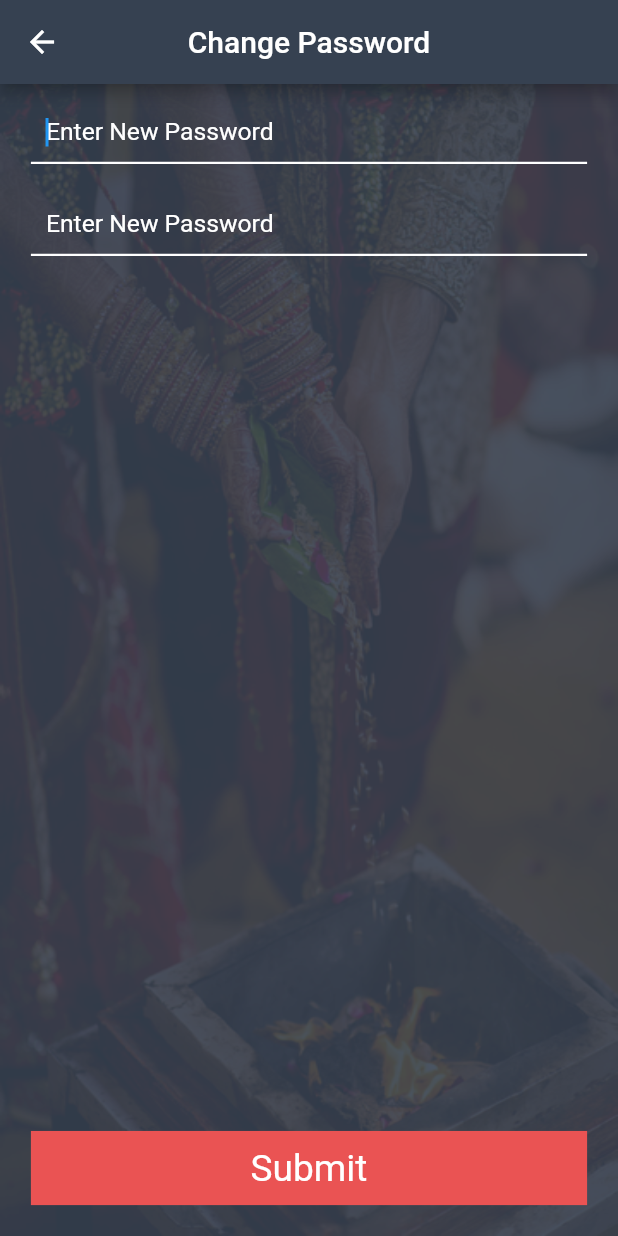
After one commit to 01himanshugautam/PN_34_Parichay_Matrimony, a Flutter app: the ChangePasswordScreen screen opened by its route, on a phone screen of 412 x 824 dp. The commit adds this screen. Run offline on Flutter 3.47's test engine with Material 2 defaults, Android fonts, the phone set to English and light mode, and no system bars; our stand-ins replace carousel_slider, dio, flutter_dotenv, google_maps_flutter, image_picker, motion_toast and 4 more; missing offline and left inert: google_map_iframe; accounts and stored records are empty.

Commit message:
add forget password screen

```diff
--- a/lib/view/app.dart
+++ b/lib/view/app.dart
@@ -11,6 +11,7 @@ import 'package:flutter/material.dart';
 import 'package:provider/provider.dart';
 import 'package:responsive_sizer/responsive_sizer.dart';
 import 'package:shared_preferences/shared_preferences.dart';
+import 'screens/forget_password/forget_password_screen.dart';
 
 class App extends StatefulWidget {
   const App({Key? key}) : super(key: key);
@@ -63,6 +64,7 @@ class _AppState extends State<App> {
               "/login": (context) => const LoginScreen(),
               "/signUp": (context) => const SignUpScreen(),
               "/search": (context) => const SearchScreen(),
+              "/changePassword": (context) => const ChangePasswordScreen(),
             },
           ),
         );
--- a/lib/view/basewidget/custom_text_field_widget.dart
+++ b/lib/view/basewidget/custom_text_field_widget.dart
@@ -20,7 +20,7 @@ class CustomTextField extends StatelessWidget {
   final bool isPadding;
   final bool readOnly;
   final Icon? icon;
-  const CustomTextField({
+  CustomTextField({
     Key? key,
     required,
     required this.hintText,
@@ -41,9 +41,10 @@ class CustomTextField extends StatelessWidget {
     this.isPadding = true,
     this.readOnly = false,
   }) : super(key: key);
-
+  FocusNode gfgFocusNode = FocusNode();
   @override
   Widget build(BuildContext context) {
+    gfgFocusNode.requestFocus();
     return Padding(
       padding: isPadding
           ? const EdgeInsets.symmetric(vertical: 8.0)
@@ -53,6 +54,8 @@ class CustomTextField extends StatelessWidget {
         width: width ?? 25.w,
         child: TextField(
           controller: controller,
+          // focusNode: gfgFocusNode,
+          autofocus: true,
           readOnly: readOnly,
 
           // expands: true,
--- /dev/null
+++ b/lib/view/screens/forget_password/forget_password_screen.dart
@@ -0,0 +1,91 @@
+import 'package:app/helper/common_function.dart';
+import 'package:app/utils/constants/colors_constant.dart';
+import 'package:app/utils/constants/images_constant.dart';
+import 'package:app/view/basewidget/custom_button_widget.dart';
+import 'package:app/view/basewidget/custom_text_field_widget.dart';
+import 'package:flutter/material.dart';
+import 'package:responsive_sizer/responsive_sizer.dart';
+
+class ChangePasswordScreen extends StatefulWidget {
+  const ChangePasswordScreen({super.key});
+
+  @override
+  State<ChangePasswordScreen> createState() => _ChangePasswordScreenState();
+}
+
+class _ChangePasswordScreenState extends State<ChangePasswordScreen> {
+  bool isLoading = false;
+  TextEditingController newPassword = TextEditingController();
+  TextEditingController confirmPassword = TextEditingController();
+  @override
+  Widget build(BuildContext context) {
+    return Scaffold(
+      appBar: AppBar(
+        backgroundColor: AppColors.basicColor,
+        centerTitle: true,
+        title: const Text("Change Password"),
+      ),
+      body: Container(
+        height: 100.h,
+        width: 100.w,
+        decoration: const BoxDecoration(
+          image: DecorationImage(
+            image: AssetImage(Images.background2),
+            fit: BoxFit.fill,
+          ),
+        ),
+        padding: EdgeInsets.only(bottom: 2.h),
+        child: Column(
+          mainAxisAlignment: MainAxisAlignment.spaceBetween,
+          children: [
+            Column(
+              children: [
+                CustomTextField(
+                  hintText: "Enter New Password",
+                  width: 90.w,
+                  controller: newPassword,
+                  hintColor: AppColors.whiteColor,
+                ),
+                CustomTextField(
+                  hintText: "Enter New Password",
+                  width: 90.w,
+                  controller: confirmPassword,
+                  hintColor: AppColors.whiteColor,
+                ),
+              ],
+            ),
+            CustomButton(
+              text: "Submit",
+              width: 90.w,
+              height: 6.h,
+              fontSize: 3.h,
+              isLoading: isLoading,
+              color: AppColors.primaryColor,
+              textColor: AppColors.whiteColor,
+              onPressed: () {
+                if (newPassword.text.isNotEmpty &&
+                    confirmPassword.text.isNotEmpty) {
+                  if (newPassword.text == confirmPassword.text) {
+                    setState(() {
+                      isLoading = true;
+                    });
+                    Navigator.pushNamed(context, '/login');
+                    setState(() {
+                      isLoading = false;
+                    });
+                  } else {
+                    CommonFunctions.showErrorDialog(
+                        "Error", "Password Not Matched!", context);
+                  }
+                } else {
+                  CommonFunctions.showErrorDialog(
+                      "Error", "Enter New Password", context);
+                }
+              },
+            )
+          ],
+        ),
+      ),
+    );
+  }
+}
--- a/lib/view/screens/register/lifestyle_family_screen.dart
+++ b/lib/view/screens/register/lifestyle_family_screen.dart
@@ -259,7 +259,7 @@ class _LifestyleFamilyScreenState extends State<LifestyleFamilyScreen> {
                       color: AppColors.whiteColor,
                     ),
                   ),
-                  const CustomTextField(hintText: ""),
+                  CustomTextField(hintText: ""),
                   Text(
                     "About My Family *",
                     style: TextStyle(
@@ -267,7 +267,7 @@ class _LifestyleFamilyScreenState extends State<LifestyleFamilyScreen> {
                       color: AppColors.whiteColor,
                     ),
                   ),
-                  const CustomTextField(hintText: ""),
+                  CustomTextField(hintText: ""),
                   CustomDropDown(
                     title: "Dietary Habits *",
                     items: const [
--- a/pubspec.yaml
+++ b/pubspec.yaml
@@ -30,6 +30,7 @@ dependencies:
   carousel_slider: ^4.1.1
   fluttertoast: ^8.1.1
   motion_toast: ^2.5.4
+  pinput: ^2.2.21
 
 dev_dependencies:
   flutter_test:
```
Also changed, not shown: lib/view/screens/auth/forget_password_screen.dart (+104 -8 lines), lib/view/screens/auth/login_screen.dart (+3 -8 lines), 3 other files.
